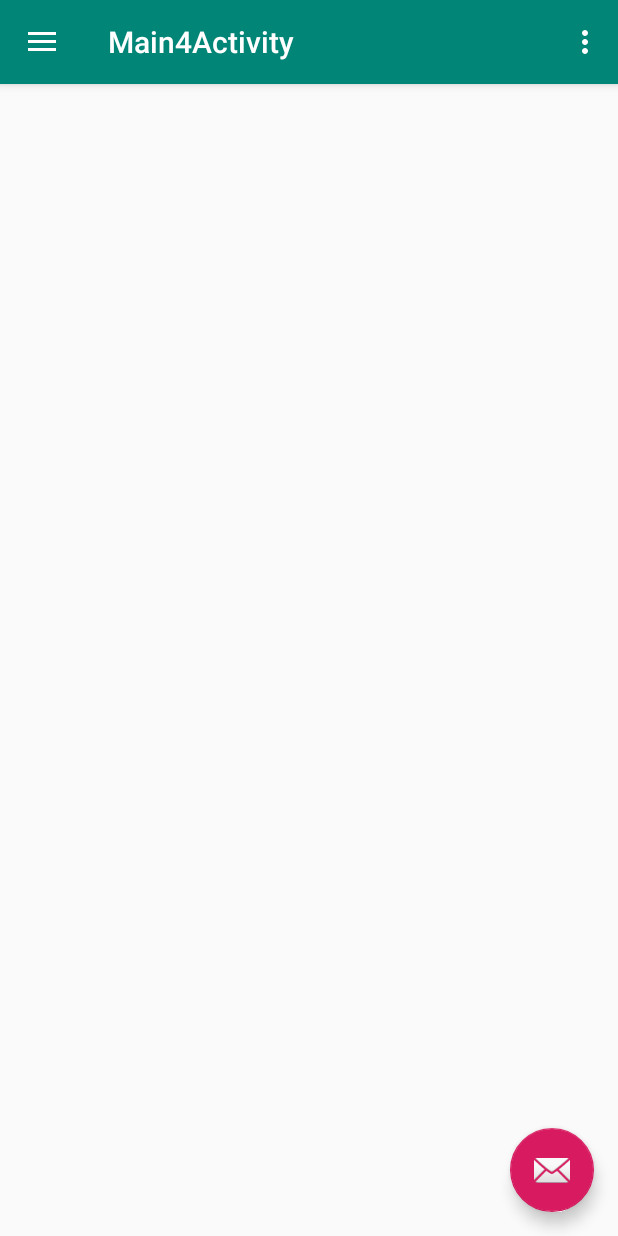
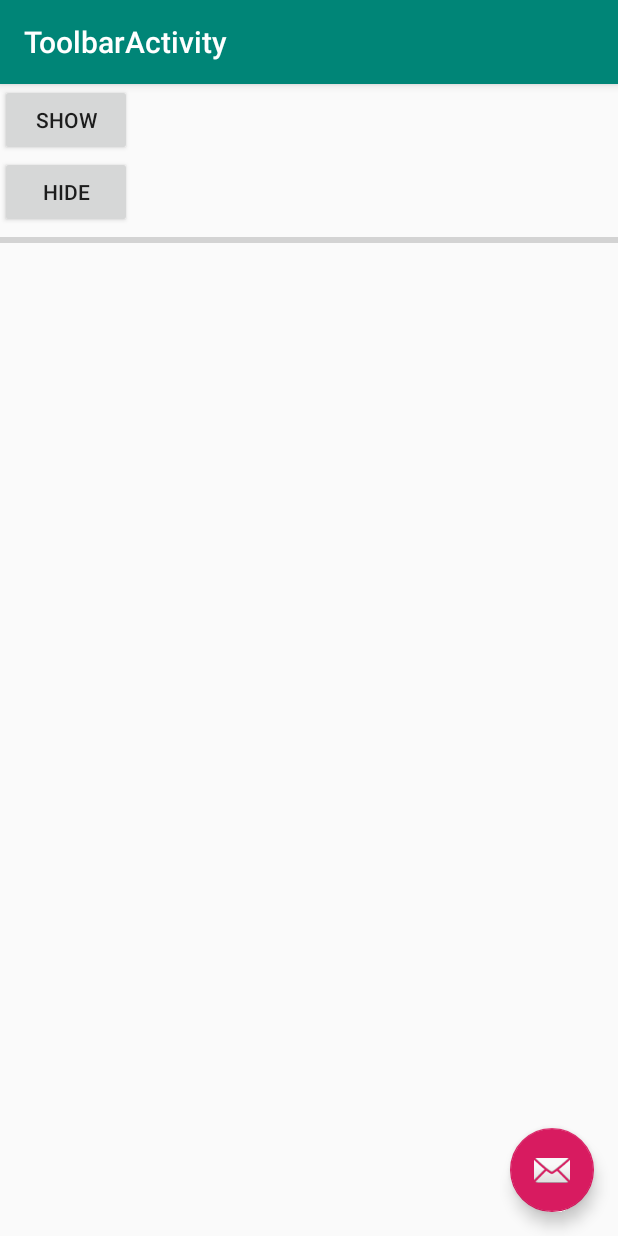
Before and after one commit to SerzhBelik/MaterialDesign, an Android app: the screen it shows after launch (Main4Activity before the commit, ToolbarActivity after it), on a phone screen of 412 x 824 dp. Run offline under Robolectric (Android 15) with nearby library versions, the phone set to English and light mode, and no system bars.

Commit message:
окончено

```diff
--- a/app/src/main/AndroidManifest.xml
+++ b/app/src/main/AndroidManifest.xml
@@ -9,10 +9,15 @@
         android:roundIcon="@mipmap/ic_launcher_round"
         android:supportsRtl="true"
         android:theme="@style/AppTheme">
-
         <activity
             android:name=".homework4.Main4Activity"
             android:label="@string/title_activity_main4"
+            android:theme="@style/AppTheme.NoActionBar">
+
+        </activity>
+        <activity
+            android:name=".homework4.ToolbarActivity"
+            android:label="@string/title_activity_toolbar"
             android:theme="@style/AppTheme.NoActionBar">
             <intent-filter>
                 <action android:name="android.intent.action.MAIN" />
--- a/app/src/main/java/com/example/belikov/myapplication/homework4/Main4Activity.java
+++ b/app/src/main/java/com/example/belikov/myapplication/homework4/Main4Activity.java
@@ -53,7 +53,6 @@
 
     @Override
     public void onBackPressed() {
-        drawer = (DrawerLayout) findViewById(R.id.drawer_layout);
         if (drawer.isDrawerOpen(GravityCompat.START)) {
             drawer.closeDrawer(GravityCompat.START);
         } else {
@@ -120,8 +119,6 @@
                 break;
         }
 
-
-        drawer = (DrawerLayout) findViewById(R.id.drawer_layout);
         drawer.closeDrawer(GravityCompat.START);
         return true;
     }
--- /dev/null
+++ b/app/src/main/java/com/example/belikov/myapplication/homework4/ToolbarActivity.java
@@ -0,0 +1,54 @@
+package com.example.belikov.myapplication.homework4;
+
+import android.os.Bundle;
+import android.support.design.widget.FloatingActionButton;
+import android.support.design.widget.Snackbar;
+import android.support.v7.app.AppCompatActivity;
+import android.support.v7.widget.Toolbar;
+import android.view.View;
+import android.widget.ProgressBar;
+
+import com.example.belikov.myapplication.R;
+
+public class ToolbarActivity extends AppCompatActivity {
+    private ProgressBar progressBar;
+
+    @Override
+    protected void onCreate(Bundle savedInstanceState) {
+        super.onCreate(savedInstanceState);
+        setContentView(R.layout.activity_toolbar);
+        Toolbar toolbar = (Toolbar) findViewById(R.id.toolbar);
+        setSupportActionBar(toolbar);
+
+        progressBar = findViewById(R.id.progress_horizontal);
+
+
+        FloatingActionButton fab = (FloatingActionButton) findViewById(R.id.fab);
+        fab.setOnClickListener(new View.OnClickListener() {
+            @Override
+            public void onClick(View view) {
+                Snackbar.make(view, "Replace with your own action", Snackbar.LENGTH_LONG)
+                        .setAction("Action", null).show();
+            }
+        });
+    }
+
+    public void onClickShow(View view){
+        int progress = 0;
+        progressBar.setMax(100);
+        progressBar.setVisibility(View.VISIBLE);
+        for (int i = 0; i <= 100000000; i++){
+
+            if (i%1000000 == 0 && i != 0){
+                progress++;
+                progressBar.setProgress(progress);
+            }
+
+        }
+    }
+
+    public void onClickHide(View view){
+        progressBar.setVisibility(View.INVISIBLE);
+    }
+
+}
--- /dev/null
+++ b/app/src/main/res/layout/activity_toolbar.xml
@@ -0,0 +1,33 @@
+<?xml version="1.0" encoding="utf-8"?>
+<android.support.design.widget.CoordinatorLayout xmlns:android="http://schemas.android.com/apk/res/android"
+    xmlns:app="http://schemas.android.com/apk/res-auto"
+    xmlns:tools="http://schemas.android.com/tools"
+    android:layout_width="match_parent"
+    android:layout_height="match_parent"
+    tools:context=".homework4.ToolbarActivity">
+
+    <android.support.design.widget.AppBarLayout
+        android:layout_width="match_parent"
+        android:layout_height="wrap_content"
+        android:theme="@style/AppTheme.AppBarOverlay">
+
+        <android.support.v7.widget.Toolbar
+            android:id="@+id/toolbar"
+            android:layout_width="match_parent"
+            android:layout_height="?attr/actionBarSize"
+            android:background="?attr/colorPrimary"
+            app:popupTheme="@style/AppTheme.PopupOverlay" />
+
+    </android.support.design.widget.AppBarLayout>
+
+    <include layout="@layout/content_toolbar" />
+
+    <android.support.design.widget.FloatingActionButton
+        android:id="@+id/fab"
+        android:layout_width="wrap_content"
+        android:layout_height="wrap_content"
+        android:layout_gravity="bottom|end"
+        android:layout_margin="@dimen/fab_margin"
+        app:srcCompat="@android:drawable/ic_dialog_email" />
+
+</android.support.design.widget.CoordinatorLayout>
--- /dev/null
+++ b/app/src/main/res/layout/content_toolbar.xml
@@ -0,0 +1,39 @@
+<?xml version="1.0" encoding="utf-8"?>
+<android.support.constraint.ConstraintLayout xmlns:android="http://schemas.android.com/apk/res/android"
+    xmlns:app="http://schemas.android.com/apk/res-auto"
+    xmlns:tools="http://schemas.android.com/tools"
+    android:layout_width="match_parent"
+    android:layout_height="match_parent"
+    app:layout_behavior="@string/appbar_scrolling_view_behavior"
+    tools:context=".homework4.ToolbarActivity"
+    tools:showIn="@layout/activity_toolbar">
+
+    <LinearLayout
+        android:layout_width="match_parent"
+        android:layout_height="wrap_content"
+        android:orientation="vertical">
+
+        <Button
+            android:id="@+id/show"
+            android:layout_width="wrap_content"
+            android:layout_height="wrap_content"
+            android:text="Show"
+            android:onClick="onClickShow"/>
+
+        <Button
+            android:id="@+id/hide"
+            android:layout_width="wrap_content"
+            android:layout_height="wrap_content"
+            android:text="Hide"
+            android:onClick="onClickHide"/>
+
+        <ProgressBar
+            android:id="@+id/progress_horizontal"
+            style="?android:attr/progressBarStyleHorizontal"
+            android:max="100"
+            android:layout_width="match_parent"
+            android:layout_height="wrap_content" />
+
+    </LinearLayout>
+
+</android.support.constraint.ConstraintLayout>
--- a/app/src/main/res/values-v21/styles.xml
+++ b/app/src/main/res/values-v21/styles.xml
@@ -3,6 +3,6 @@
     <style name="AppTheme.NoActionBar">
         <item name="windowActionBar">false</item>
         <item name="windowNoTitle">true</item>
-        <item name="android:statusBarColor">@android:color/transparent</item>
+
     </style>
 </resources>
--- a/app/src/main/res/values/strings.xml
+++ b/app/src/main/res/values/strings.xml
@@ -7,4 +7,5 @@
     <string name="nav_header_desc">Navigation header</string>
     <string name="action_settings">Settings</string>
     <string name="title_activity_main4">Main4Activity</string>
+    <string name="title_activity_toolbar">ToolbarActivity</string>
 </resources>
```
